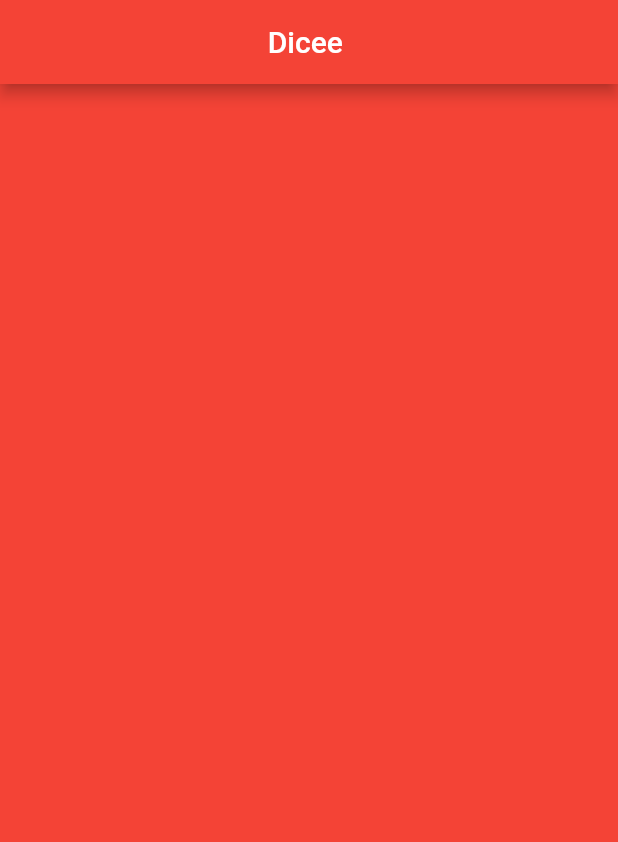
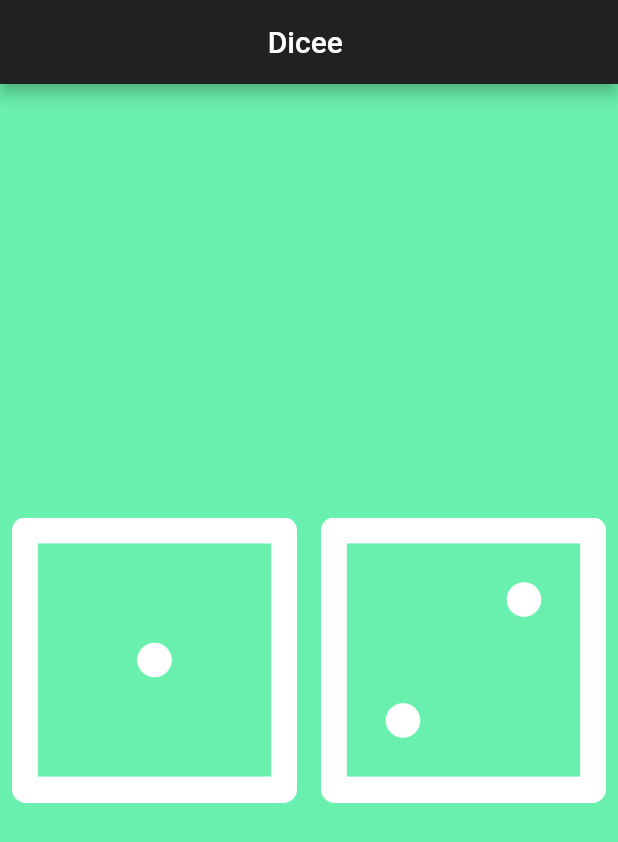
Before and after one commit to Abhishek-J-B-R-I/flutter_dice, a Flutter app: the screen it shows after launch, on a phone screen of 412 x 824 dp. Shown: the top 842 px of the screen. Run offline on Flutter 3.47's test engine with Material 2 defaults, Android fonts, the phone set to English and light mode, and no system bars.

Commit message:
textbutton used in dicee

```diff
--- a/lib/main.dart
+++ b/lib/main.dart
@@ -3,10 +3,10 @@ import 'package:flutter/material.dart';
 void main() {
   runApp(MaterialApp(
     home: Scaffold(
-      backgroundColor: Colors.red,
+      backgroundColor: Colors.greenAccent,
       appBar: AppBar(
         title: Center(child: Text('Dicee ')),
-        backgroundColor: Colors.red,
+        backgroundColor: Colors.grey.shade900,
       ),
       body: DicePage(),
     ),
@@ -18,6 +18,32 @@ class DicePage extends StatelessWidget {
 
   @override
   Widget build(BuildContext context) {
-    return Container();
+    return Center(
+      child: Row(
+        children: [
+          Expanded(
+            flex: 1,
+            child: TextButton(
+              onPressed: () {
+                print('left image clicked');
+              },
+              child: Image(
+                image: AssetImage('images/dice1.png'),
+              ),
+            ),
+          ),
+          Expanded(
+            child: TextButton(
+              onPressed: () {
+                print('right image clicked');
+              },
+              child: Image(
+                image: AssetImage('images/dice2.png'),
+              ),
+            ),
+          ),
+        ],
+      ),
+    );
   }
 }
--- a/pubspec.yaml
+++ b/pubspec.yaml
@@ -59,8 +59,8 @@ flutter:
   uses-material-design: true
 
   # To add assets to your application, add an assets section, like this:
-  # assets:
-  #   - images/a_dot_burr.jpeg
+  assets:
+    - images/
   #   - images/a_dot_ham.jpeg
 
   # An image asset can refer to one or more resolution-specific "variants", see
```
Also changed, not shown: images/dice1.png (added), images/dice2.png (added), images/dice3.png (added), images/dice4.png (added), images/dice5.png (added), images/dice6.png (added), 1 other file.
